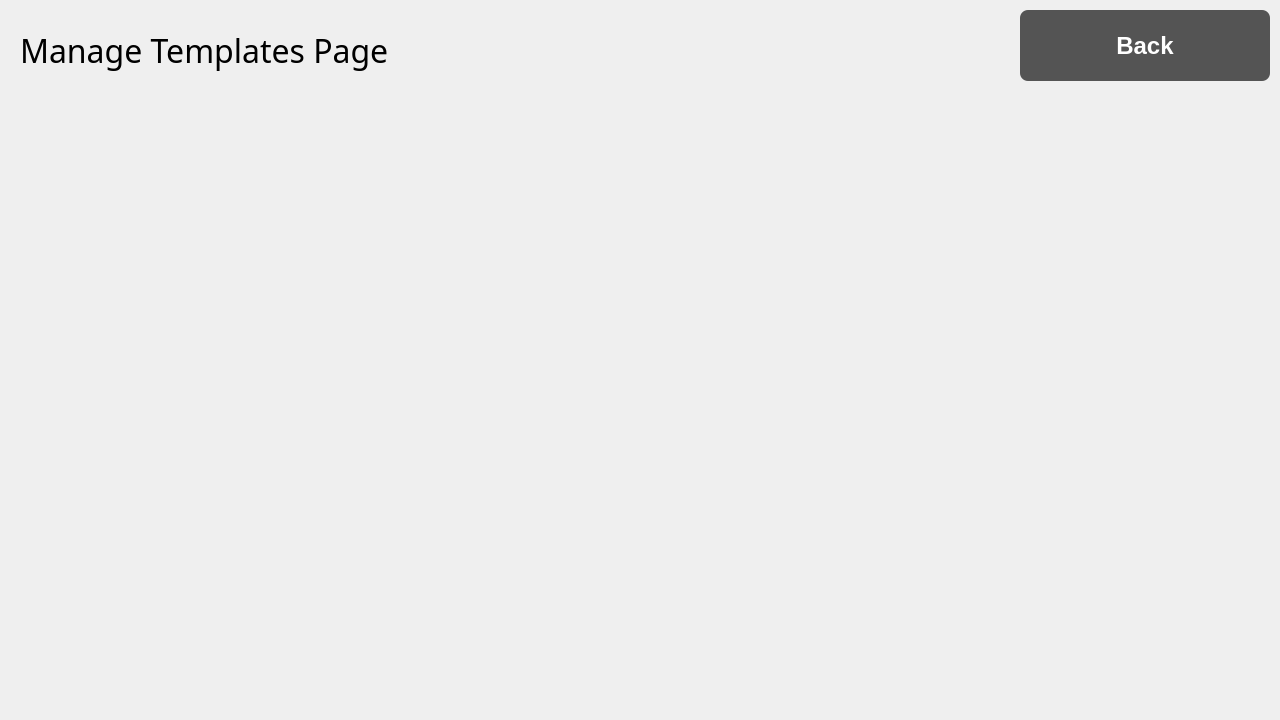
Old version of the form ui_files/manage_templates.ui in the repository Asilve/PharmaShift.
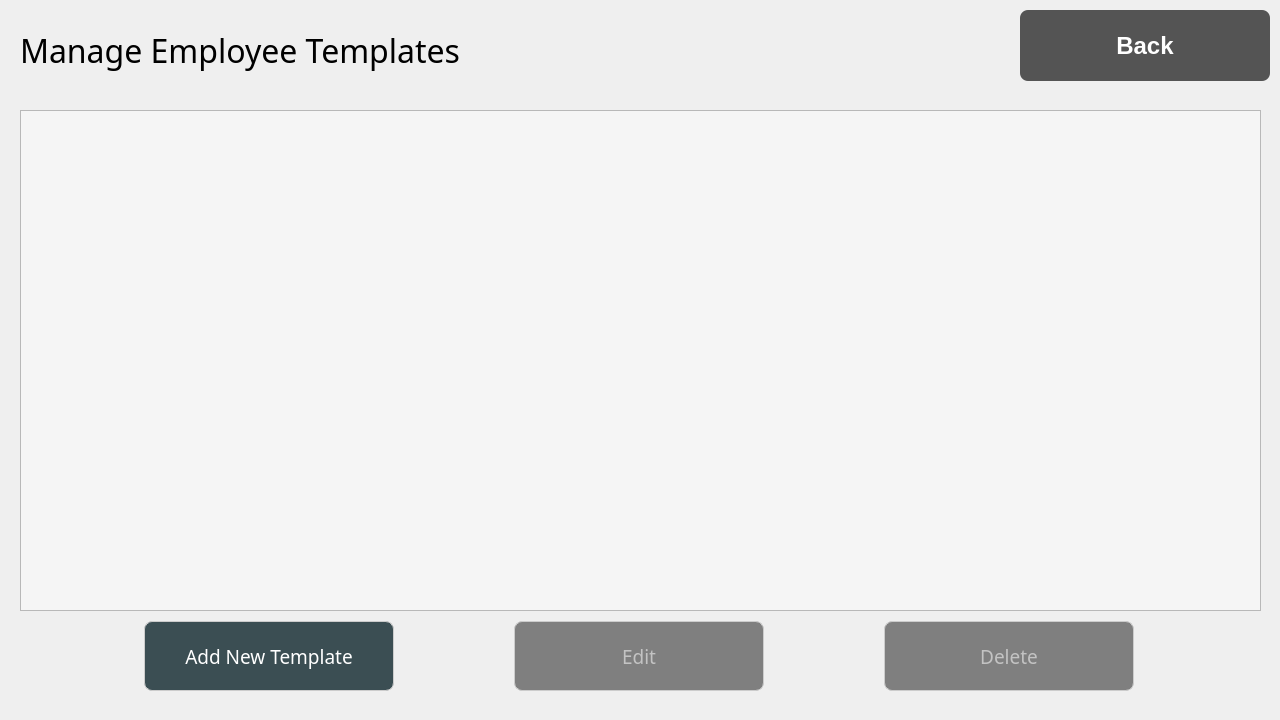
New version of the form. Icons and pictures are not drawn.

Commit message: add basic database and manage template ui

Patch:
```diff
--- a/ui_files/manage_templates.ui
+++ b/ui_files/manage_templates.ui
@@ -34,7 +34,7 @@
     </font>
    </property>
    <property name="text">
-    <string>Manage Templates Page</string>
+    <string>Manage Employee Templates</string>
    </property>
   </widget>
   <widget class="QPushButton" name="back_button">
@@ -80,6 +80,265 @@
     <string>Back</string>
    </property>
   </widget>
+  <widget class="QWidget" name="verticalLayoutWidget">
+   <property name="geometry">
+    <rect>
+     <x>20</x>
+     <y>110</y>
+     <width>1241</width>
+     <height>501</height>
+    </rect>
+   </property>
+   <layout class="QVBoxLayout" name="verticalLayout">
+    <item>
+     <widget class="QScrollArea" name="scrollArea">
+      <property name="sizePolicy">
+       <sizepolicy hsizetype="Preferred" vsizetype="Preferred">
+        <horstretch>0</horstretch>
+        <verstretch>0</verstretch>
+       </sizepolicy>
+      </property>
+      <property name="styleSheet">
+       <string notr="true">QScrollArea {
+    background-color: #F5F5F5;
+    border: 2px solid #D0D0D0;
+    border-radius: 12px;
+}
+
+QScrollArea &gt; QWidget &gt; QWidget {
+    background-color: transparent;
+}
+QScrollBar:vertical {
+    background: transparent;
+    width: 10px;
+    margin: 4px 0 4px 0;
+}
+
+QScrollBar::handle:vertical {
+    background: #B8C5C6;
+    border-radius: 5px;
+    min-height: 30px;
+}
+
+QScrollBar::handle:vertical:hover {
+    background: #8FA5A7;
+}
+
+QScrollBar::add-line:vertical,
+QScrollBar::sub-line:vertical {
+    height: 0px;
+}
+
+QScrollBar::add-page:vertical,
+QScrollBar::sub-page:vertical {
+    background: transparent;
+}</string>
+      </property>
+      <property name="widgetResizable">
+       <bool>true</bool>
+      </property>
+      <widget class="QWidget" name="scroll_content">
+       <property name="geometry">
+        <rect>
+         <x>0</x>
+         <y>0</y>
+         <width>1235</width>
+         <height>495</height>
+        </rect>
+       </property>
+       <property name="sizePolicy">
+        <sizepolicy hsizetype="Preferred" vsizetype="Preferred">
+         <horstretch>0</horstretch>
+         <verstretch>0</verstretch>
+        </sizepolicy>
+       </property>
+       <property name="styleSheet">
+        <string notr="true">#scroll_content {
+    background-color: #F5F5F5;
+}</string>
+       </property>
+       <widget class="QWidget" name="verticalLayoutWidget_2">
+        <property name="geometry">
+         <rect>
+          <x>9</x>
+          <y>9</y>
+          <width>1221</width>
+          <height>481</height>
+         </rect>
+        </property>
+        <layout class="QVBoxLayout" name="template_list_layout">
+         <property name="spacing">
+          <number>6</number>
+         </property>
+         <property name="leftMargin">
+          <number>5</number>
+         </property>
+         <property name="topMargin">
+          <number>10</number>
+         </property>
+         <property name="rightMargin">
+          <number>5</number>
+         </property>
+         <property name="bottomMargin">
+          <number>10</number>
+         </property>
+        </layout>
+       </widget>
+      </widget>
+     </widget>
+    </item>
+   </layout>
+  </widget>
+  <widget class="QWidget" name="layoutWidget">
+   <property name="geometry">
+    <rect>
+     <x>30</x>
+     <y>620</y>
+     <width>1221</width>
+     <height>72</height>
+    </rect>
+   </property>
+   <layout class="QHBoxLayout" name="horizontalLayout">
+    <item>
+     <widget class="QPushButton" name="pushButton">
+      <property name="minimumSize">
+       <size>
+        <width>250</width>
+        <height>70</height>
+       </size>
+      </property>
+      <property name="maximumSize">
+       <size>
+        <width>250</width>
+        <height>16777215</height>
+       </size>
+      </property>
+      <property name="font">
+       <font>
+        <family>Arial Black</family>
+        <pointsize>14</pointsize>
+       </font>
+      </property>
+      <property name="styleSheet">
+       <string notr="true">QPushButton {
+    background-color: #3B4E53;
+    color: #FFFFFF;
+    border: 1px solid #CCCCCC;
+    border-radius: 8px;
+    padding: 8px 18px;
+}
+
+QPushButton:hover {
+    background-color: #3D8589;
+}
+</string>
+      </property>
+      <property name="text">
+       <string>Add New Template</string>
+      </property>
+     </widget>
+    </item>
+    <item>
+     <widget class="QPushButton" name="pushButton_2">
+      <property name="enabled">
+       <bool>false</bool>
+      </property>
+      <property name="minimumSize">
+       <size>
+        <width>250</width>
+        <height>70</height>
+       </size>
+      </property>
+      <property name="maximumSize">
+       <size>
+        <width>250</width>
+        <height>16777215</height>
+       </size>
+      </property>
+      <property name="font">
+       <font>
+        <family>Arial Black</family>
+        <pointsize>14</pointsize>
+       </font>
+      </property>
+      <property name="styleSheet">
+       <string notr="true">QPushButton:enabled {
+    background-color: #3B4E53;
+    color: #FFFFFF;
+    border: 1px solid #CCCCCC;
+    border-radius: 8px;
+    padding: 8px 18px;
+}
+
+QPushButton:hover {
+    background-color: #3D8589;
+}
+QPushButton:disabled {
+    background-color: #7F7F7F;
+    color: #C3C3C3;
+    border: 1px solid #CCCCCC;
+    border-radius: 8px;
+    padding: 8px 18px;
+}
+</string>
+      </property>
+      <property name="text">
+       <string>Edit</string>
+      </property>
+     </widget>
+    </item>
+    <item>
+     <widget class="QPushButton" name="pushButton_3">
+      <property name="enabled">
+       <bool>false</bool>
+      </property>
+      <property name="minimumSize">
+       <size>
+        <width>250</width>
+        <height>70</height>
+       </size>
+      </property>
+      <property name="maximumSize">
+       <size>
+        <width>250</width>
+        <height>16777215</height>
+       </size>
+      </property>
+      <property name="font">
+       <font>
+        <family>Arial Black</family>
+        <pointsize>14</pointsize>
+       </font>
+      </property>
+      <property name="styleSheet">
+       <string notr="true">QPushButton:enabled {
+    background-color: #3B4E53;
+    color: #FFFFFF;
+    border: 1px solid #CCCCCC;
+    border-radius: 8px;
+    padding: 8px 18px;
+}
+
+QPushButton:hover {
+    background-color: #3D8589;
+}
+
+QPushButton:disabled {
+    background-color: #7F7F7F;
+    color: #C3C3C3;
+    border: 1px solid #CCCCCC;
+    border-radius: 8px;
+    padding: 8px 18px;
+}
+</string>
+      </property>
+      <property name="text">
+       <string>Delete</string>
+      </property>
+     </widget>
+    </item>
+   </layout>
+  </widget>
  </widget>
  <resources/>
  <connections/>
```
The commit also changes 10 other files.
